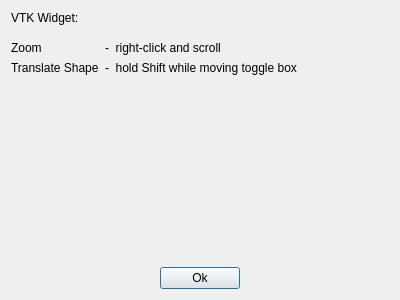
The window that src/help.ui (PeterZs/ShapeAnalyzer) describes before a commit, drawn with Qt 5.
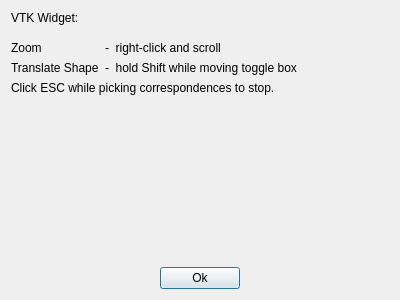
The same window after the commit.

Commit message: Added template for CorrespondenceSets

```diff
--- a/src/help.ui
+++ b/src/help.ui
@@ -62,6 +62,13 @@
      </item>
     </layout>
    </item>
+   <item>
+    <widget class="QLabel" name="label_2">
+     <property name="text">
+      <string>Click ESC while picking correspondences to stop.</string>
+     </property>
+    </widget>
+   </item>
    <item>
     <spacer name="verticalSpacer">
      <property name="orientation">
```
Left out of the diff: 17 changed lines with no effect on the pictures. The commit also changes 9 other files.
